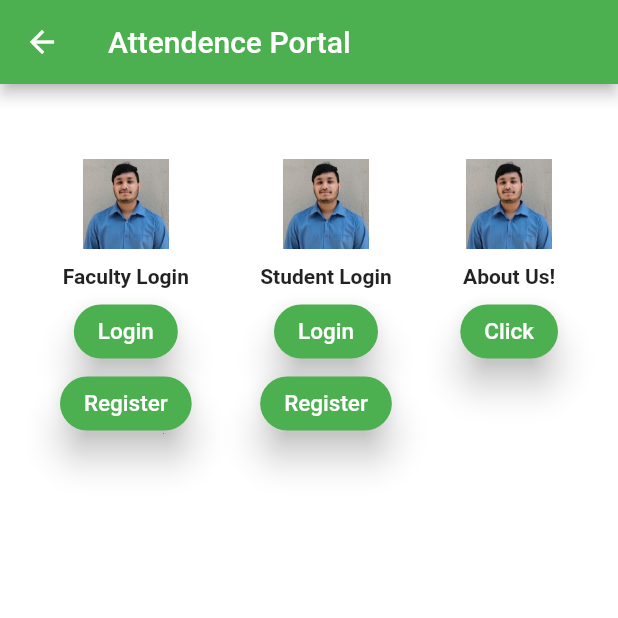
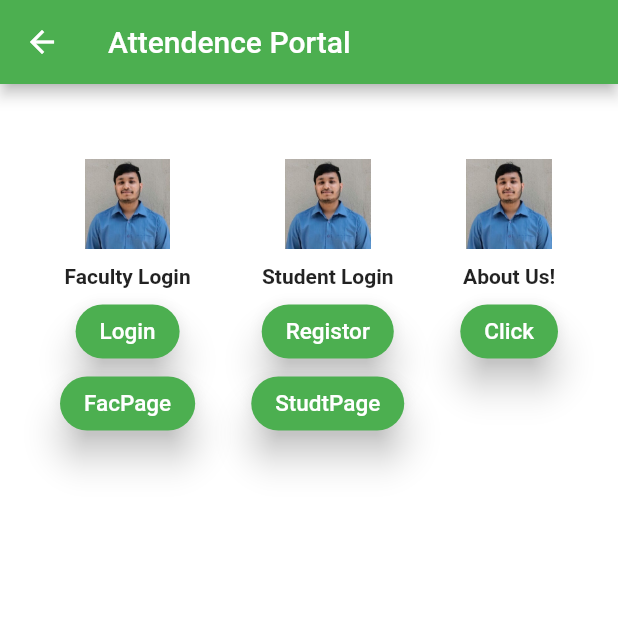
Before and after one commit to ashu-tripathi/QR_Code_Attendence_System, a Flutter app: the screen it shows after launch, after a tap on "Click To Proceed", on a phone screen of 412 x 824 dp, the top half of it. Run offline on Flutter 3.47's test engine with Material 2 defaults, Android fonts, the phone set to English and light mode, and no system bars; Roboto replaces fonts that are missing (Pacifico).

```diff
--- a/lib/main.dart
+++ b/lib/main.dart
@@ -3,6 +3,8 @@ import 'package:qr_code_attendence_system/welcome_screen.dart';
 import 'package:qr_code_attendence_system/main_screen.dart';
 import 'package:qr_code_attendence_system/login_screen.dart';
 import 'package:qr_code_attendence_system/registration_screen.dart';
+import 'package:qr_code_attendence_system/student_page.dart';
+import 'package:qr_code_attendence_system/faculty_page.dart';
 
 void main() {
   runApp(MyApp());
@@ -19,6 +21,9 @@ class MyApp extends StatelessWidget {
         '/MainScreen': (context) => MainScreen(),
         '/LoginScreen':(context)=>LoginScreen(),
         '/RegistrationScreen':(context)=>RegistrationScreen(),
+        '/StudentPage':(context)=>StudentPage(),
+        '/FacultyPage':(context)=>FacultyPage(),
+
       },
     );
   }
--- a/lib/main_screen.dart
+++ b/lib/main_screen.dart
@@ -63,14 +63,14 @@ class MainScreen extends StatelessWidget {
                           borderRadius: BorderRadius.circular(18.0),
                         ),
                         onPressed: () {
-                          Navigator.pushNamed(context, '/RegistrationScreen');
+                          Navigator.pushNamed(context, '/FacultyPage');
                         },
 
                         // color: Color(0xff311b92),
                         color: Colors.green,
                         textColor: Colors.white,
                         child: Text(
-                          'Register',
+                          'FacPage',
                           style: TextStyle(fontSize: 15),
                         ),
                       ),
@@ -101,14 +101,14 @@ class MainScreen extends StatelessWidget {
                           borderRadius: BorderRadius.circular(18.0),
                         ),
                         onPressed: () {
-                          Navigator.pushNamed(context, '/LoginScreen');
+                          Navigator.pushNamed(context, '/RegistrationScreen');
                         },
 
                         // color: Color(0xff311b92),
                         color: Colors.green,
                         textColor: Colors.white,
                         child: Text(
-                          'Login',
+                          'Registor',
                           style: TextStyle(fontSize: 15),
                         ),
                       ),
@@ -122,14 +122,14 @@ class MainScreen extends StatelessWidget {
                           borderRadius: BorderRadius.circular(18.0),
                         ),
                         onPressed: () {
-                          Navigator.pushNamed(context, '/RegistrationScreen');
+                          Navigator.pushNamed(context, '/StudentPage');
                         },
 
                         // color: Color(0xff311b92),
                         color: Colors.green,
                         textColor: Colors.white,
                         child: Text(
-                          'Register',
+                          'StudtPage',
                           style: TextStyle(fontSize: 15),
                         ),
                       ),
```
Also changed, not shown: lib/faculty_page.dart (added, +19 -0 lines), lib/student_page.dart (added, +19 -0 lines).
